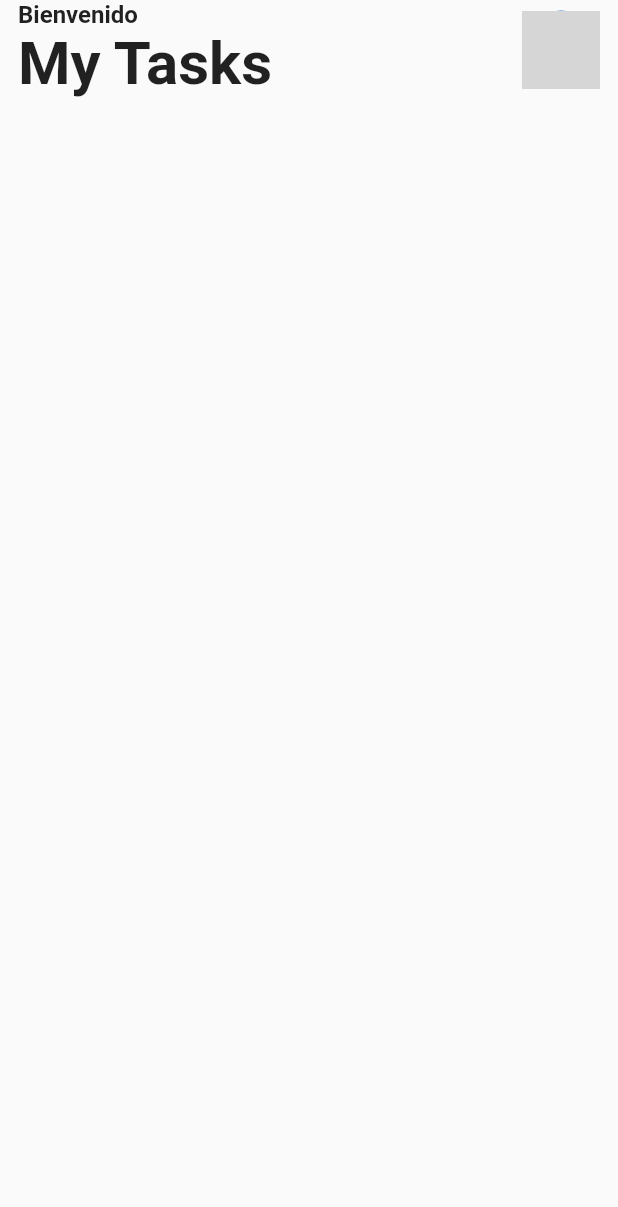
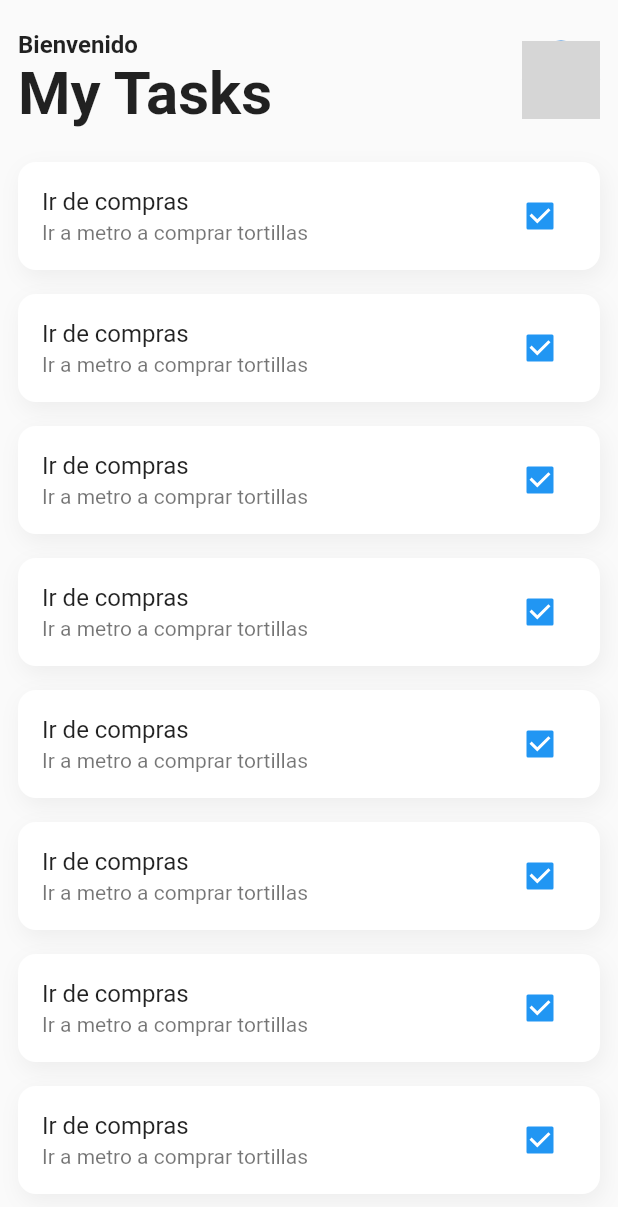
Before and after one commit to gian-pc/flutter_apitask, a Flutter app: the screen it shows after launch, on a phone screen of 412 x 824 dp. Shown: the top 1207 px of the screen. Run offline on Flutter 3.47's test engine with Material 2 defaults, Android fonts, the phone set to English and light mode, and no system bars; network calls fail; grey boxes are pictures that could not be loaded.

Commit message:
List Task

```diff
--- a/lib/pages/home_page.dart
+++ b/lib/pages/home_page.dart
@@ -30,6 +30,7 @@ class _HomePageState extends State<HomePage> {
           child: Column(
             crossAxisAlignment: CrossAxisAlignment.start,
             children: [
+              SizedBox(height: 20.0),
               Row(
                 mainAxisAlignment: MainAxisAlignment.spaceBetween,
                 children: [
@@ -59,6 +60,39 @@ class _HomePageState extends State<HomePage> {
                     backgroundImage: NetworkImage("https://images.pexels.com/photos/412840/pexels-photo-412840.jpeg?auto=compress&cs=tinysrgb&dpr=2&h=650&w=940"),
                   )
                 ],
+              ),
+              SizedBox(height: 14.0),
+              ListView.builder(
+                itemCount: 10,
+                primary: true,
+                shrinkWrap: true,
+                physics: ScrollPhysics(),
+                itemBuilder: (BuildContext context, int index){
+                  return Container(
+                    margin: EdgeInsets.symmetric(vertical: 8.0),
+                    decoration: BoxDecoration(
+                      color: Colors.white,
+                      borderRadius: BorderRadius.circular(12.0),
+                      boxShadow: [
+                        BoxShadow(
+                          color: Colors.black12.withOpacity(0.05),
+                          offset: Offset(2,5),
+                          blurRadius: 12,
+                        ),
+                      ],
+                    ),
+                    child: ListTile(
+                      title: Text("Ir de compras"),
+                      subtitle: Text("Ir a metro a comprar tortillas"),
+                      trailing: Checkbox(
+                        value: true,
+                        onChanged: (bool? value){
+
+                        },
+                      ),
+                    ),
+                  );
+                },
               )
             ],
           ),
```
